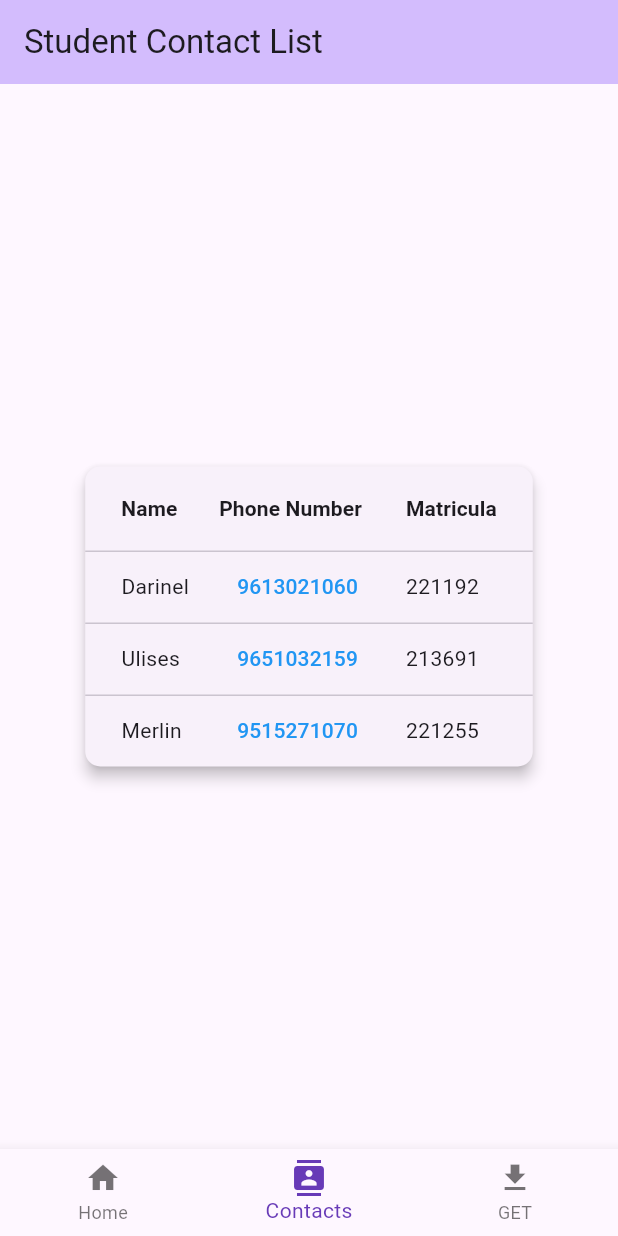
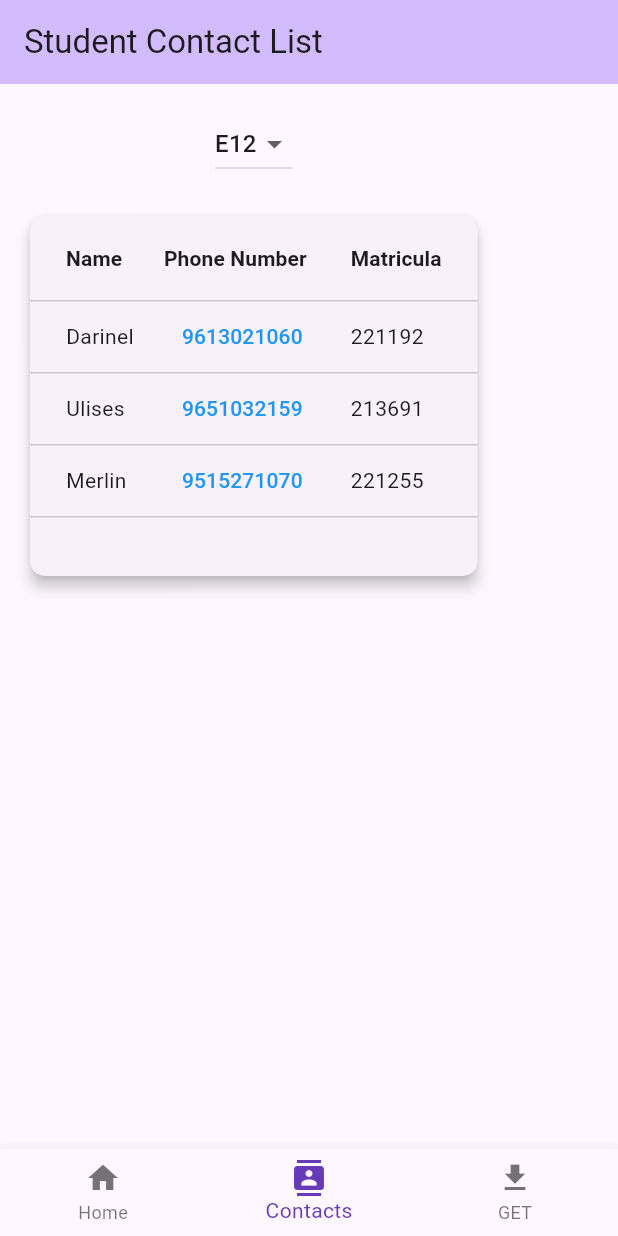
Before and after one commit to EduardoVH/phone-app, a Flutter app: the screen it shows after launch, item 2 of the bottom bar chosen, on a phone screen of 412 x 824 dp. Run offline on Flutter 3.47's test engine with Material 3 defaults, Android fonts, the phone set to English and light mode, and no system bars; network calls fail.

```diff
--- a/lib/core/app_theme.dart
+++ b/lib/core/app_theme.dart
@@ -0,0 +1,10 @@
+import 'package:flutter/material.dart';
+
+class AppTheme {
+  static ThemeData get lightTheme {
+    return ThemeData(
+      colorScheme: ColorScheme.fromSeed(seedColor: Colors.deepPurple),
+      useMaterial3: true,
+    );
+  }
+}
--- a/lib/main.dart
+++ b/lib/main.dart
@@ -1,7 +1,8 @@
 import 'package:flutter/material.dart';
-import 'package:url_launcher/url_launcher.dart';
-import 'package:http/http.dart' as http;
-import 'dart:convert';
+import 'core/app_theme.dart';
+import 'screens/home/home_screen.dart';
+import 'screens/student_table/student_table_screen.dart';
+import 'screens/star_wars/star_wars_screen.dart';
 
 void main() {
   runApp(const MyApp());
@@ -15,10 +16,7 @@ class MyApp extends StatelessWidget {
     return MaterialApp(
       title: 'Flutter Demo',
       debugShowCheckedModeBanner: false,
-      theme: ThemeData(
-        colorScheme: ColorScheme.fromSeed(seedColor: Colors.deepPurple),
-        useMaterial3: true,
-      ),
+      theme: AppTheme.lightTheme, // Tema configurado en un archivo separado
       home: const MainScreen(),
     );
   }
@@ -72,166 +70,3 @@ class _MainScreenState extends State<MainScreen> {
     );
   }
 }
-
-class HomeScreen extends StatelessWidget {
-  const HomeScreen({super.key});
-
-  @override
-  Widget build(BuildContext context) {
-    return Scaffold(
-      appBar: AppBar(
-        title: const Text('Home'),
-        backgroundColor: Theme.of(context).colorScheme.inversePrimary,
-      ),
-      body: Center(
-        child: Image.network(
-          'https://static.vecteezy.com/system/resources/previews/034/950/530/non_2x/ai-generated-small-house-with-flowers-on-transparent-background-image-png.png',
-          width: 150,
-          height: 150,
-        ),
-      ),
-    );
-  }
-}
-
-class StudentTableScreen extends StatelessWidget {
-  const StudentTableScreen({super.key});
-
-  void _makePhoneCall(String phoneNumber) async {
-    final Uri callUri = Uri(scheme: 'tel', path: phoneNumber);
-    if (await canLaunchUrl(callUri)) {
-      await launchUrl(callUri);
-    } else {
-      throw 'Could not launch $phoneNumber';
-    }
-  }
-
-  @override
-  Widget build(BuildContext context) {
-    return Scaffold(
-      appBar: AppBar(
-        title: const Text('Student Contact List'),
-        backgroundColor: Theme.of(context).colorScheme.inversePrimary,
-      ),
-      body: Padding(
-        padding: const EdgeInsets.all(16.0),
-        child: Center(
-          child: Card(
-            elevation: 4.0,
-            shape: RoundedRectangleBorder(
-              borderRadius: BorderRadius.circular(10),
-            ),
-            child: SingleChildScrollView(
-              scrollDirection: Axis.horizontal,
-              child: DataTable(
-                columnSpacing: 20.0,
-                columns: const [
-                  DataColumn(label: Text('Name', style: TextStyle(fontWeight: FontWeight.bold))),
-                  DataColumn(label: Text('Phone Number', style: TextStyle(fontWeight: FontWeight.bold))),
-                  DataColumn(label: Text('Matricula', style: TextStyle(fontWeight: FontWeight.bold))),
-                ],
-                rows: [
-                  _buildDataRow('Darinel', '9613021060', '221192'),
-                  _buildDataRow('Ulises', '9651032159', '213691'),
-                  _buildDataRow('Merlin', '9515271070', '221255'),
-                ],
-              ),
-            ),
-          ),
-        ),
-      ),
-    );
-  }
-
-  DataRow _buildDataRow(String name, String phoneNumber, String matricula) {
-    return DataRow(
-      cells: [
-        DataCell(Text(name)),
-        DataCell(
-          TextButton(
-            onPressed: () => _makePhoneCall(phoneNumber),
-            child: Text(phoneNumber, style: const TextStyle(color: Colors.blue)),
-          ),
-        ),
-        DataCell(Text(matricula)),
-      ],
-    );
-  }
-}
-
-class StarWarsScreen extends StatefulWidget {
-  const StarWarsScreen({super.key});
-
-  @override
-  _StarWarsScreenState createState() => _StarWarsScreenState();
-}
-
-class _StarWarsScreenState extends State<StarWarsScreen> {
-  List<dynamic> _characters = [];
-  bool _isLoading = false; // Indicador de carga
-
-  Future<void> _fetchStarWarsCharacters() async {
-    setState(() {
-      _isLoading = true; // Mostrar el spinner mientras se cargan los datos
-    });
-
-    final url = Uri.parse('https://swapi.dev/api/people/');
-    final response = await http.get(url);
-    if (response.statusCode == 200) {
-      final data = json.decode(response.body);
-      setState(() {
-        _characters = data['results'];
-        _isLoading = false; // Ocultar el spinner cuando los datos estén listos
-      });
-    } else {
-      throw Exception('Failed to load characters');
-    }
-  }
-
-  @override
-  Widget build(BuildContext context) {
-    return Scaffold(
-      appBar: AppBar(
-        title: const Text('Star Wars Characters'),
-        backgroundColor: Theme.of(context).colorScheme.inversePrimary,
-      ),
-      body: Center(
-        child: Column(
-          mainAxisAlignment: MainAxisAlignment.center,
-          children: [
-            ElevatedButton(
-              onPressed: _fetchStarWarsCharacters,
-              child: const Text('Personaje de Star Wars'),
-            ),
-            const SizedBox(height: 20),
-            _isLoading
-                ? const CircularProgressIndicator() // Spinner mientras se cargan los datos
-                : _characters.isNotEmpty
-                    ? Expanded(
-                        child: SingleChildScrollView(
-                          scrollDirection: Axis.horizontal,
-                          child: DataTable(
-                            columns: const [
-                              DataColumn(label: Text('Name', style: TextStyle(fontWeight: FontWeight.bold))),
-                              DataColumn(label: Text('Gender', style: TextStyle(fontWeight: FontWeight.bold))),
-                              DataColumn(label: Text('Height', style: TextStyle(fontWeight: FontWeight.bold))),
-                              DataColumn(label: Text('Skin Color', style: TextStyle(fontWeight: FontWeight.bold))),
-                            ],
-                            rows: _characters.map((character) {
-                              return DataRow(cells: [
-                                DataCell(Text(character['name'])),
-                                DataCell(Text(character['gender'])),
-                                DataCell(Text(character['height'])),
-                                DataCell(Text(character['skin_color'])),
-                              ]);
-                            }).toList(),
-                          ),
-                        ),
-                      )
-                    : const Text('No hay personajes para mostrar'), // Mensaje si no hay datos
-          ],
-        ),
-      ),
-    );
-  }
-}
--- a/lib/screens/student_table/student_table_screen.dart
+++ b/lib/screens/student_table/student_table_screen.dart
@@ -0,0 +1,131 @@
+import 'package:flutter/material.dart';
+import 'package:url_launcher/url_launcher.dart';
+
+class StudentTableScreen extends StatefulWidget {
+  const StudentTableScreen({super.key});
+
+  @override
+  _StudentTableScreenState createState() => _StudentTableScreenState();
+}
+
+class _StudentTableScreenState extends State<StudentTableScreen> {
+  String _selectedTeam = 'E12'; // Equipo seleccionado por defecto
+
+  // Datos de los estudiantes en diferentes equipos
+  final Map<String, List<Map<String, String>>> _teamData = {
+    'E12': [
+      {'name': 'Darinel', 'phone': '9613021060', 'matricula': '221192'},
+      {'name': 'Ulises', 'phone': '9651032159', 'matricula': '213691'},
+      {'name': 'Merlin', 'phone': '9515271070', 'matricula': '221255'},
+      {'name': '', 'phone': '', 'matricula': ''},
+    ],
+    'E1': [
+      {'name': 'Eduardo', 'phone': '9611272389', 'matricula': '213377'},
+      {'name': 'Maria José', 'phone': '9631333708', 'matricula': '987654'},
+      {'name': 'Manuel', 'phone': '9612458375', 'matricula': '112233'},
+      {'name': 'Diego', 'phone': '9613280361', 'matricula': '445566'},
+    ],
+  };
+
+  void _makePhoneCall(String phoneNumber) async {
+    final Uri callUri = Uri(scheme: 'tel', path: phoneNumber);
+    if (await canLaunchUrl(callUri)) {
+      await launchUrl(callUri);
+    } else {
+      throw 'Could not launch $phoneNumber';
+    }
+  }
+
+  @override
+  Widget build(BuildContext context) {
+    // Obtener los estudiantes del equipo seleccionado
+    final students = _teamData[_selectedTeam] ?? [];
+
+    return Scaffold(
+      appBar: AppBar(
+        title: const Text('Student Contact List'),
+        backgroundColor: Theme.of(context).colorScheme.inversePrimary,
+      ),
+      body: Padding(
+        padding: const EdgeInsets.all(16.0),
+        child: Column(
+          children: [
+            // Dropdown para seleccionar equipo
+            DropdownButton<String>(
+              value: _selectedTeam,
+              onChanged: (String? newValue) {
+                setState(() {
+                  _selectedTeam = newValue!;
+                });
+              },
+              items:
+                  _teamData.keys.map<DropdownMenuItem<String>>((String team) {
+                return DropdownMenuItem<String>(
+                  value: team,
+                  child: Text(team),
+                );
+              }).toList(),
+            ),
+            const SizedBox(height: 20),
+
+            // Tabla de estudiantes ajustada en altura según el número de filas
+            students.isNotEmpty
+                ? Card(
+                    elevation: 4.0,
+                    shape: RoundedRectangleBorder(
+                      borderRadius: BorderRadius.circular(10),
+                    ),
+                    child: Container(
+                      // Ajusta la altura en función del número de estudiantes
+                      height: (students.length * 60).toDouble(),
+                      child: SingleChildScrollView(
+                        scrollDirection: Axis.horizontal,
+                        child: DataTable(
+                          columnSpacing: 20.0,
+                          columns: const [
+                            DataColumn(
+                                label: Text('Name',
+                                    style: TextStyle(
+                                        fontWeight: FontWeight.bold))),
+                            DataColumn(
+                                label: Text('Phone Number',
+                                    style: TextStyle(
+                                        fontWeight: FontWeight.bold))),
+                            DataColumn(
+                                label: Text('Matricula',
+                                    style: TextStyle(
+                                        fontWeight: FontWeight.bold))),
+                          ],
+                          rows: students.map((student) {
+                            return _buildDataRow(
+                              student['name']!,
+                              student['phone']!,
+                              student['matricula']!,
+                            );
+                          }).toList(),
+                        ),
+                      ),
+                    ),
+                  )
+                : const Text('No hay estudiantes en este equipo.'),
+          ],
+        ),
+      ),
+    );
+  }
+
+  DataRow _buildDataRow(String name, String phoneNumber, String matricula) {
+    return DataRow(
+      cells: [
+        DataCell(Text(name)),
+        DataCell(
+          TextButton(
+            onPressed: () => _makePhoneCall(phoneNumber),
+            child: Text(phoneNumber, style: const TextStyle(color: Colors.blue)),
+          ),
+        ),
+        DataCell(Text(matricula)),
+      ],
+    );
+  }
+}
--- a/lib/shared/constants.dart
+++ b/lib/shared/constants.dart
@@ -0,0 +1,3 @@
+class Constants {
+  static const String starWarsApiUrl = 'https://swapi.dev/api/people/';
+}
```
Also changed, not shown: lib/data/services/services.dart (+17 -0 lines), lib/screens/home/home_screen.dart (+22 -0 lines), lib/screens/star_wars/star_wars_screen.dart (+80 -0 lines), lib/widgets/custom_button.dart (+16 -0 lines), lib/widgets/custom_card.dart (+16 -0 lines).
